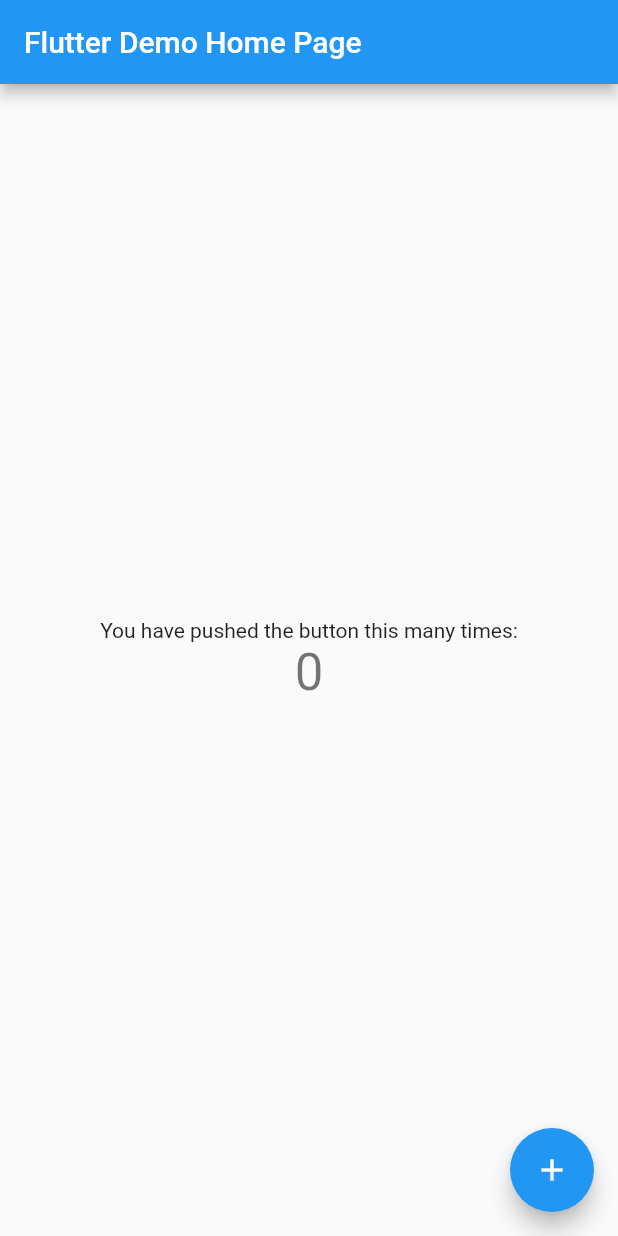
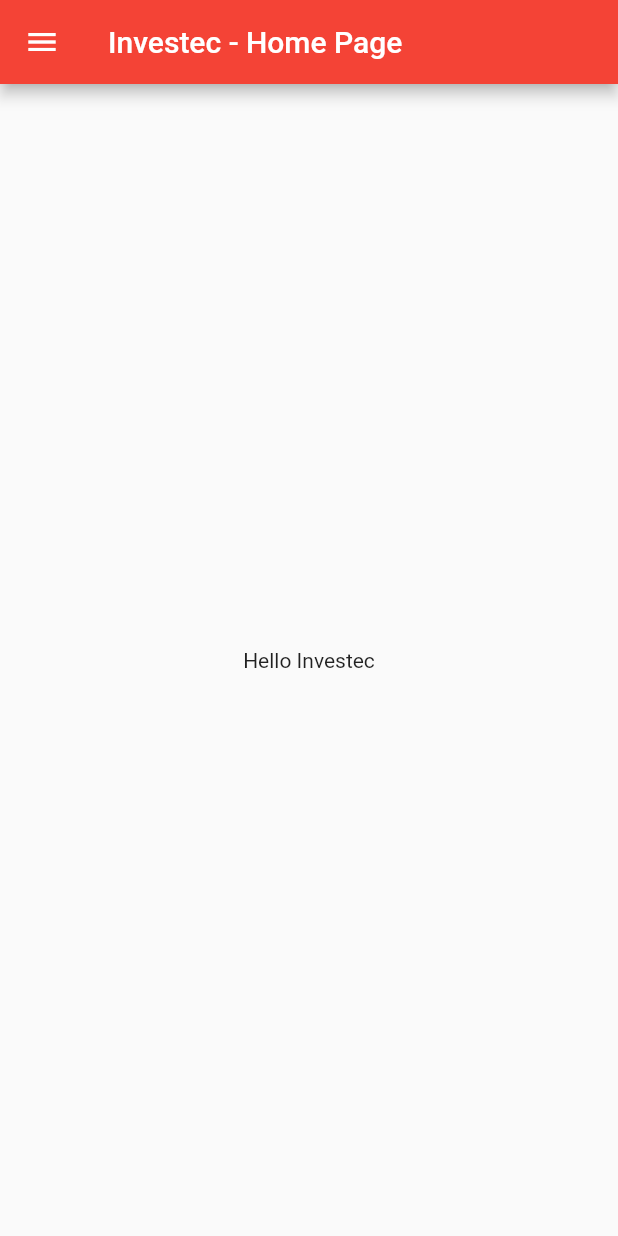
Before and after one commit to echer/investec-frontend, a Flutter app: the screen it shows after launch, on a phone screen of 412 x 824 dp. Run offline on Flutter 3.47's test engine with Material 2 defaults, Android fonts, the phone set to English and light mode, and no system bars.

```diff
--- /dev/null
+++ b/Investec/lib/App.dart
@@ -0,0 +1,31 @@
+import 'package:Investec/ui/pages/page-cadastro-ativo.dart';
+import 'package:Investec/ui/pages/page-carteira-ativos.dart';
+import 'package:Investec/ui/pages/page-cadastro-carteira.dart';
+import 'package:Investec/ui/pages/page-carteira.dart';
+import 'package:Investec/ui/pages/page-home.dart';
+import 'package:flutter/material.dart';
+
+class App extends StatelessWidget {
+  @override
+  Widget build(BuildContext context) {
+    var routes = {
+      PageHome.routeName: (context) => PageHome(),
+      PageCarteira.routeName: (context) => PageCarteira(),
+      PageCadastroCarteira.routeName: (context) => PageCadastroCarteira(),
+      PageCadastroAtivo.routeName: (context) => PageCadastroAtivo(),
+      PageAtivosCarteira.routeName: (context) => PageAtivosCarteira(),
+    };
+
+    return MaterialApp(
+      theme: ThemeData(
+        accentColor: Colors.red,
+        primaryColor: Colors.red,
+        primaryColorDark: Colors.red,
+        primaryColorLight: Colors.red,
+      ),
+      debugShowCheckedModeBanner: false,
+      routes: routes,
+      initialRoute: PageHome.routeName,
+    );
+  }
+}
--- a/Investec/lib/main.dart
+++ b/Investec/lib/main.dart
@@ -1,117 +1,4 @@
+import 'package:Investec/App.dart';
 import 'package:flutter/material.dart';
 
-void main() {
-  runApp(MyApp());
-}
-
-class MyApp extends StatelessWidget {
-  // This widget is the root of your application.
-  @override
-  Widget build(BuildContext context) {
-    return MaterialApp(
-      title: 'Flutter Demo',
-      theme: ThemeData(
-        // This is the theme of your application.
-        //
-        // Try running your application with "flutter run". You'll see the
-        // application has a blue toolbar. Then, without quitting the app, try
-        // changing the primarySwatch below to Colors.green and then invoke
-        // "hot reload" (press "r" in the console where you ran "flutter run",
-        // or simply save your changes to "hot reload" in a Flutter IDE).
-        // Notice that the counter didn't reset back to zero; the application
-        // is not restarted.
-        primarySwatch: Colors.blue,
-        // This makes the visual density adapt to the platform that you run
-        // the app on. For desktop platforms, the controls will be smaller and
-        // closer together (more dense) than on mobile platforms.
-        visualDensity: VisualDensity.adaptivePlatformDensity,
-      ),
-      home: MyHomePage(title: 'Flutter Demo Home Page'),
-    );
-  }
-}
-
-class MyHomePage extends StatefulWidget {
-  MyHomePage({Key key, this.title}) : super(key: key);
-
-  // This widget is the home page of your application. It is stateful, meaning
-  // that it has a State object (defined below) that contains fields that affect
-  // how it looks.
-
-  // This class is the configuration for the state. It holds the values (in this
-  // case the title) provided by the parent (in this case the App widget) and
-  // used by the build method of the State. Fields in a Widget subclass are
-  // always marked "final".
-
-  final String title;
-
-  @override
-  _MyHomePageState createState() => _MyHomePageState();
-}
-
-class _MyHomePageState extends State<MyHomePage> {
-  int _counter = 0;
-
-  void _incrementCounter() {
-    setState(() {
-      // This call to setState tells the Flutter framework that something has
-      // changed in this State, which causes it to rerun the build method below
-      // so that the display can reflect the updated values. If we changed
-      // _counter without calling setState(), then the build method would not be
-      // called again, and so nothing would appear to happen.
-      _counter++;
-    });
-  }
-
-  @override
-  Widget build(BuildContext context) {
-    // This method is rerun every time setState is called, for instance as done
-    // by the _incrementCounter method above.
-    //
-    // The Flutter framework has been optimized to make rerunning build methods
-    // fast, so that you can just rebuild anything that needs updating rather
-    // than having to individually change instances of widgets.
-    return Scaffold(
-      appBar: AppBar(
-        // Here we take the value from the MyHomePage object that was created by
-        // the App.build method, and use it to set our appbar title.
-        title: Text(widget.title),
-      ),
-      body: Center(
-        // Center is a layout widget. It takes a single child and positions it
-        // in the middle of the parent.
-        child: Column(
-          // Column is also a layout widget. It takes a list of children and
-          // arranges them vertically. By default, it sizes itself to fit its
-          // children horizontally, and tries to be as tall as its parent.
-          //
-          // Invoke "debug painting" (press "p" in the console, choose the
-          // "Toggle Debug Paint" action from the Flutter Inspector in Android
-          // Studio, or the "Toggle Debug Paint" command in Visual Studio Code)
-          // to see the wireframe for each widget.
-          //
-          // Column has various properties to control how it sizes itself and
-          // how it positions its children. Here we use mainAxisAlignment to
-          // center the children vertically; the main axis here is the vertical
-          // axis because Columns are vertical (the cross axis would be
-          // horizontal).
-          mainAxisAlignment: MainAxisAlignment.center,
-          children: <Widget>[
-            Text(
-              'You have pushed the button this many times:',
-            ),
-            Text(
-              '$_counter',
-              style: Theme.of(context).textTheme.headline4,
-            ),
-          ],
-        ),
-      ),
-      floatingActionButton: FloatingActionButton(
-        onPressed: _incrementCounter,
-        tooltip: 'Increment',
-        child: Icon(Icons.add),
-      ), // This trailing comma makes auto-formatting nicer for build methods.
-    );
-  }
-}
+void main() => runApp(App());
--- /dev/null
+++ b/Investec/lib/ui/pages/page-home.dart
@@ -0,0 +1,40 @@
+import 'package:Investec/ui/pages/page-carteira.dart';
+import 'package:flutter/material.dart';
+
+class PageHome extends StatelessWidget {
+  static const routeName = '/';
+
+  PageHome();
+
+  @override
+  Widget build(BuildContext context) {
+    return Scaffold(
+      appBar: AppBar(
+        actions: [],
+        title: Text('Investec - Home Page'),
+      ),
+      drawer: Drawer(
+        child: ListView(
+          children: [
+            DrawerHeader(
+              decoration: BoxDecoration(
+                color: Theme.of(context).primaryColor,
+              ),
+              child: Text('Menu'),
+            ),
+            ListTile(
+              leading: Icon(Icons.money_off),
+              title: Text('Minhas Carteiras'),
+              onTap: () =>
+                  {Navigator.of(context).pushNamed(PageCarteira.routeName)},
+            )
+          ],
+        ),
+      ),
+      body: SafeArea(
+          child: Center(
+        child: Text('Hello Investec'),
+      )),
+    );
+  }
+}
```
Also changed, not shown: Investec/lib/data/domain/carteira-ativo.dart (added, +12 -0 lines), Investec/lib/data/domain/carteira.dart (added, +11 -0 lines), Investec/lib/ui/pages/page-cadastro-ativo.dart (added, +35 -0 lines), Investec/lib/ui/pages/page-cadastro-carteira.dart (added, +36 -0 lines), Investec/lib/ui/pages/page-carteira-ativos.dart (added, +46 -0 lines), Investec/lib/ui/pages/page-carteira.dart (added, +43 -0 lines), Investec/lib/ui/widgets/lista-ativo-item.dart (added, +39 -0 lines), Investec/lib/ui/widgets/lista-carteira-item.dart (added, +46 -0 lines), 1 other file.
